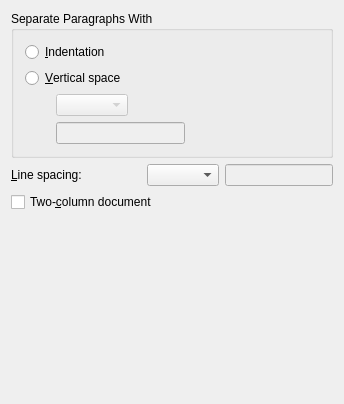
Above: src/frontends/qt4/ui/TextLayoutUi.ui from cburschka/lyx before the change. Below: the same form after it.
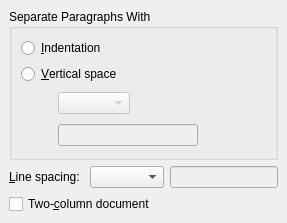
That is the form after the change. Custom widgets are drawn as their Qt base class.

Diff of the .ui file:
```diff
--- a/src/frontends/qt4/ui/TextLayoutUi.ui
+++ b/src/frontends/qt4/ui/TextLayoutUi.ui
@@ -8,43 +8,134 @@
    <rect>
     <x>0</x>
     <y>0</y>
-    <width>344</width>
-    <height>404</height>
+    <width>287</width>
+    <height>208</height>
    </rect>
   </property>
   <property name="windowTitle" >
    <string/>
   </property>
-  <layout class="QVBoxLayout" >
+  <layout class="QGridLayout" >
    <property name="margin" >
-    <number>11</number>
+    <number>9</number>
    </property>
    <property name="spacing" >
     <number>6</number>
    </property>
-   <item>
+   <item row="1" column="2" >
+    <widget class="QLineEdit" name="lspacingLE" >
+     <property name="enabled" >
+      <bool>false</bool>
+     </property>
+     <property name="sizePolicy" >
+      <sizepolicy>
+       <hsizetype>1</hsizetype>
+       <vsizetype>0</vsizetype>
+       <horstretch>0</horstretch>
+       <verstretch>0</verstretch>
+      </sizepolicy>
+     </property>
+    </widget>
+   </item>
+   <item row="1" column="1" >
+    <widget class="QComboBox" name="lspacingCO" >
+     <property name="sizePolicy" >
+      <sizepolicy>
+       <hsizetype>5</hsizetype>
+       <vsizetype>0</vsizetype>
+       <horstretch>0</horstretch>
+       <verstretch>0</verstretch>
+      </sizepolicy>
+     </property>
+     <property name="duplicatesEnabled" >
+      <bool>false</bool>
+     </property>
+    </widget>
+   </item>
+   <item row="1" column="0" >
+    <widget class="QLabel" name="lspacingL" >
+     <property name="text" >
+      <string>&amp;Line spacing:</string>
+     </property>
+     <property name="buddy" >
+      <cstring>lspacingCO</cstring>
+     </property>
+    </widget>
+   </item>
+   <item row="0" column="0" colspan="3" >
     <widget class="QGroupBox" name="ButtonGroup6" >
      <property name="title" >
       <string>Separate Paragraphs With</string>
      </property>
-     <layout class="QVBoxLayout" >
+     <layout class="QGridLayout" >
       <property name="margin" >
-       <number>11</number>
+       <number>9</number>
       </property>
       <property name="spacing" >
        <number>6</number>
       </property>
-      <item>
-       <widget class="QRadioButton" name="indentRB" >
-        <property name="toolTip" >
-         <string>Indent consecutive paragraphs</string>
+      <item row="2" column="1" >
+       <widget class="QComboBox" name="skipCO" >
+        <property name="enabled" >
+         <bool>false</bool>
         </property>
-        <property name="text" >
-         <string>&amp;Indentation</string>
+       </widget>
+      </item>
+      <item row="2" column="2" colspan="2" >
+       <spacer>
+        <property name="orientation" >
+         <enum>Qt::Horizontal</enum>
         </property>
+        <property name="sizeType" >
+         <enum>QSizePolicy::Expanding</enum>
+        </property>
+        <property name="sizeHint" >
+         <size>
+          <width>178</width>
+          <height>22</height>
+         </size>
+        </property>
+       </spacer>
+      </item>
+      <item row="3" column="3" >
+       <widget class="LengthCombo" name="skipLengthCO" >
+        <property name="enabled" >
+         <bool>false</bool>
+        </property>
        </widget>
       </item>
-      <item>
+      <item row="3" column="1" colspan="2" >
+       <widget class="QLineEdit" name="skipLE" >
+        <property name="enabled" >
+         <bool>false</bool>
+        </property>
+        <property name="sizePolicy" >
+         <sizepolicy>
+          <hsizetype>1</hsizetype>
+          <vsizetype>0</vsizetype>
+          <horstretch>0</horstretch>
+          <verstretch>0</verstretch>
+         </sizepolicy>
+        </property>
+       </widget>
+      </item>
+      <item rowspan="2" row="2" column="0" >
+       <spacer>
+        <property name="orientation" >
+         <enum>Qt::Horizontal</enum>
+        </property>
+        <property name="sizeType" >
+         <enum>QSizePolicy::Fixed</enum>
+        </property>
+        <property name="sizeHint" >
+         <size>
+          <width>31</width>
+          <height>58</height>
+         </size>
+        </property>
+       </spacer>
+      </item>
+      <item row="1" column="0" colspan="4" >
        <widget class="QRadioButton" name="skipRB" >
         <property name="toolTip" >
          <string/>
@@ -54,181 +145,20 @@
         </property>
        </widget>
       </item>
-      <item>
-       <layout class="QHBoxLayout" >
-        <property name="margin" >
-         <number>0</number>
+      <item row="0" column="0" colspan="4" >
+       <widget class="QRadioButton" name="indentRB" >
+        <property name="toolTip" >
+         <string>Indent consecutive paragraphs</string>
         </property>
-        <property name="spacing" >
-         <number>6</number>
+        <property name="text" >
+         <string>&amp;Indentation</string>
         </property>
-        <item>
-         <spacer>
-          <property name="orientation" >
-           <enum>Qt::Horizontal</enum>
-          </property>
-          <property name="sizeType" >
-           <enum>QSizePolicy::Fixed</enum>
-          </property>
-          <property name="sizeHint" >
-           <size>
-            <width>31</width>
-            <height>20</height>
-           </size>
-          </property>
-         </spacer>
-        </item>
-        <item>
-         <layout class="QVBoxLayout" >
-          <property name="margin" >
-           <number>0</number>
-          </property>
-          <property name="spacing" >
-           <number>6</number>
-          </property>
-          <item>
-           <layout class="QHBoxLayout" >
-            <property name="margin" >
-             <number>0</number>
-            </property>
-            <property name="spacing" >
-             <number>6</number>
-            </property>
-            <item>
-             <widget class="QComboBox" name="skipCO" >
-              <property name="enabled" >
-               <bool>false</bool>
-              </property>
-             </widget>
-            </item>
-            <item>
-             <spacer>
-              <property name="orientation" >
-               <enum>Qt::Horizontal</enum>
-              </property>
-              <property name="sizeType" >
-               <enum>QSizePolicy::Expanding</enum>
-              </property>
-              <property name="sizeHint" >
-               <size>
-                <width>20</width>
-                <height>20</height>
-               </size>
-              </property>
-             </spacer>
-            </item>
-           </layout>
-          </item>
-          <item>
-           <layout class="QHBoxLayout" >
-            <property name="margin" >
-             <number>0</number>
-            </property>
-            <property name="spacing" >
-             <number>6</number>
-            </property>
-            <item>
-             <widget class="QLineEdit" name="skipLE" >
-              <property name="enabled" >
-               <bool>false</bool>
-              </property>
-              <property name="sizePolicy" >
-               <sizepolicy>
-                <hsizetype>1</hsizetype>
-                <vsizetype>0</vsizetype>
-                <horstretch>0</horstretch>
-                <verstretch>0</verstretch>
-               </sizepolicy>
-              </property>
-             </widget>
-            </item>
-            <item>
-             <widget class="LengthCombo" name="skipLengthCO" >
-              <property name="enabled" >
-               <bool>false</bool>
-              </property>
-             </widget>
-            </item>
-           </layout>
-          </item>
-         </layout>
-        </item>
-       </layout>
+       </widget>
       </item>
      </layout>
     </widget>
    </item>
-   <item>
-    <layout class="QHBoxLayout" >
-     <property name="margin" >
-      <number>0</number>
-     </property>
-     <property name="spacing" >
-      <number>6</number>
-     </property>
-     <item>
-      <widget class="QLabel" name="lspacingL" >
-       <property name="text" >
-        <string>&amp;Line spacing:</string>
-       </property>
-       <property name="buddy" >
-        <cstring>lspacingCO</cstring>
-       </property>
-      </widget>
-     </item>
-     <item>
-      <layout class="QHBoxLayout" >
-       <property name="margin" >
-        <number>0</number>
-       </property>
-       <property name="spacing" >
-        <number>6</number>
-       </property>
-       <item>
-        <widget class="QComboBox" name="lspacingCO" >
-         <property name="sizePolicy" >
-          <sizepolicy>
-           <hsizetype>5</hsizetype>
-           <vsizetype>0</vsizetype>
-           <horstretch>0</horstretch>
-           <verstretch>0</verstretch>
-          </sizepolicy>
-         </property>
-         <property name="duplicatesEnabled" >
-          <bool>false</bool>
-         </property>
-        </widget>
-       </item>
-       <item>
-        <widget class="QLineEdit" name="lspacingLE" >
-         <property name="enabled" >
-          <bool>false</bool>
-         </property>
-         <property name="sizePolicy" >
-          <sizepolicy>
-           <hsizetype>1</hsizetype>
-           <vsizetype>0</vsizetype>
-           <horstretch>0</horstretch>
-           <verstretch>0</verstretch>
-          </sizepolicy>
-         </property>
-        </widget>
-       </item>
-      </layout>
-     </item>
-    </layout>
-   </item>
-   <item>
-    <widget class="QCheckBox" name="twoColumnCB" >
-     <property name="toolTip" >
-      <string>Format text into two columns</string>
-     </property>
-     <property name="text" >
-      <string>Two-&amp;column document</string>
-     </property>
-    </widget>
-   </item>
-   <item>
+   <item row="3" column="0" colspan="3" >
     <spacer>
      <property name="orientation" >
       <enum>Qt::Vertical</enum>
@@ -244,13 +174,23 @@
      </property>
     </spacer>
    </item>
+   <item row="2" column="0" colspan="3" >
+    <widget class="QCheckBox" name="twoColumnCB" >
+     <property name="toolTip" >
+      <string>Format text into two columns</string>
+     </property>
+     <property name="text" >
+      <string>Two-&amp;column document</string>
+     </property>
+    </widget>
+   </item>
   </layout>
  </widget>
  <pixmapfunction></pixmapfunction>
  <customwidgets>
   <customwidget>
    <class>LengthCombo</class>
-   <extends></extends>
+   <extends>QWidget</extends>
    <header>lengthcombo.h</header>
    <container>0</container>
    <pixmap></pixmap>
```
